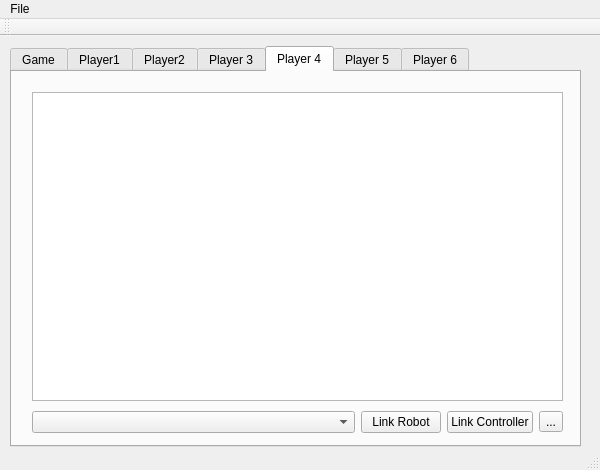
Qt form src/mainwindow.ui (sunnythecode/yunServerSoftware) before a commit.
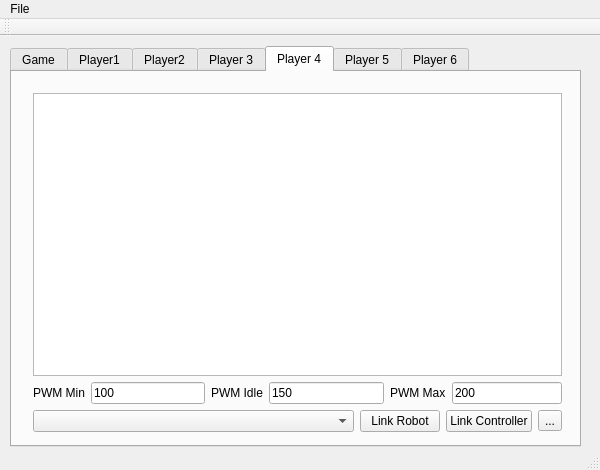
The same form after that commit. The open tabs and pages were chosen to show the change.

Commit message: PWM timing is set for each player on their tabs

Patch:
```diff
--- a/src/mainwindow.ui
+++ b/src/mainwindow.ui
@@ -942,7 +942,7 @@
      <attribute name="title">
       <string>Player 4</string>
      </attribute>
-     <widget class="QWidget" name="layoutWidget_14">
+     <widget class="QWidget" name="">
       <property name="geometry">
        <rect>
         <x>10</x>
@@ -951,28 +951,68 @@
         <height>361</height>
        </rect>
       </property>
-      <layout class="QVBoxLayout" name="verticalLayout_7">
-       <property name="spacing">
-        <number>10</number>
-       </property>
-       <property name="sizeConstraint">
-        <enum>QLayout::SetDefaultConstraint</enum>
-       </property>
-       <property name="leftMargin">
-        <number>10</number>
-       </property>
-       <property name="topMargin">
-        <number>10</number>
-       </property>
-       <property name="rightMargin">
-        <number>10</number>
-       </property>
-       <property name="bottomMargin">
-        <number>10</number>
-       </property>
+      <layout class="QVBoxLayout" name="verticalLayout_4">
        <item>
         <widget class="QTextBrowser" name="p4_log"/>
        </item>
+       <item>
+        <layout class="QHBoxLayout" name="horizontalLayout_23">
+         <item>
+          <layout class="QHBoxLayout" name="horizontalLayout_24">
+           <item>
+            <widget class="QLabel" name="p4_txt_pwmMin">
+             <property name="text">
+              <string>PWM Min</string>
+             </property>
+            </widget>
+           </item>
+           <item>
+            <widget class="QLineEdit" name="p4_pwmMin">
+             <property name="text">
+              <string>100</string>
+             </property>
+            </widget>
+           </item>
+          </layout>
+         </item>
+         <item>
+          <layout class="QHBoxLayout" name="horizontalLayout_25">
+           <item>
+            <widget class="QLabel" name="p4_txt_pwmIdle">
+             <property name="text">
+              <string>PWM Idle</string>
+             </property>
+            </widget>
+           </item>
+           <item>
+            <widget class="QLineEdit" name="p4_pwmIdle">
+             <property name="text">
+              <string>150</string>
+             </property>
+            </widget>
+           </item>
+          </layout>
+         </item>
+         <item>
+          <layout class="QHBoxLayout" name="horizontalLayout_26">
+           <item>
+            <widget class="QLabel" name="p4_txt_pwmMax">
+             <property name="text">
+              <string>PWM Max</string>
+             </property>
+            </widget>
+           </item>
+           <item>
+            <widget class="QLineEdit" name="p4_pwmMax">
+             <property name="text">
+              <string>200</string>
+             </property>
+            </widget>
+           </item>
+          </layout>
+         </item>
+        </layout>
+       </item>
        <item>
         <layout class="QHBoxLayout" name="horizontalLayout_13">
          <item>
```
Left out of the diff: 172 changed lines with no effect on the pictures. The commit also changes 2 other files.
